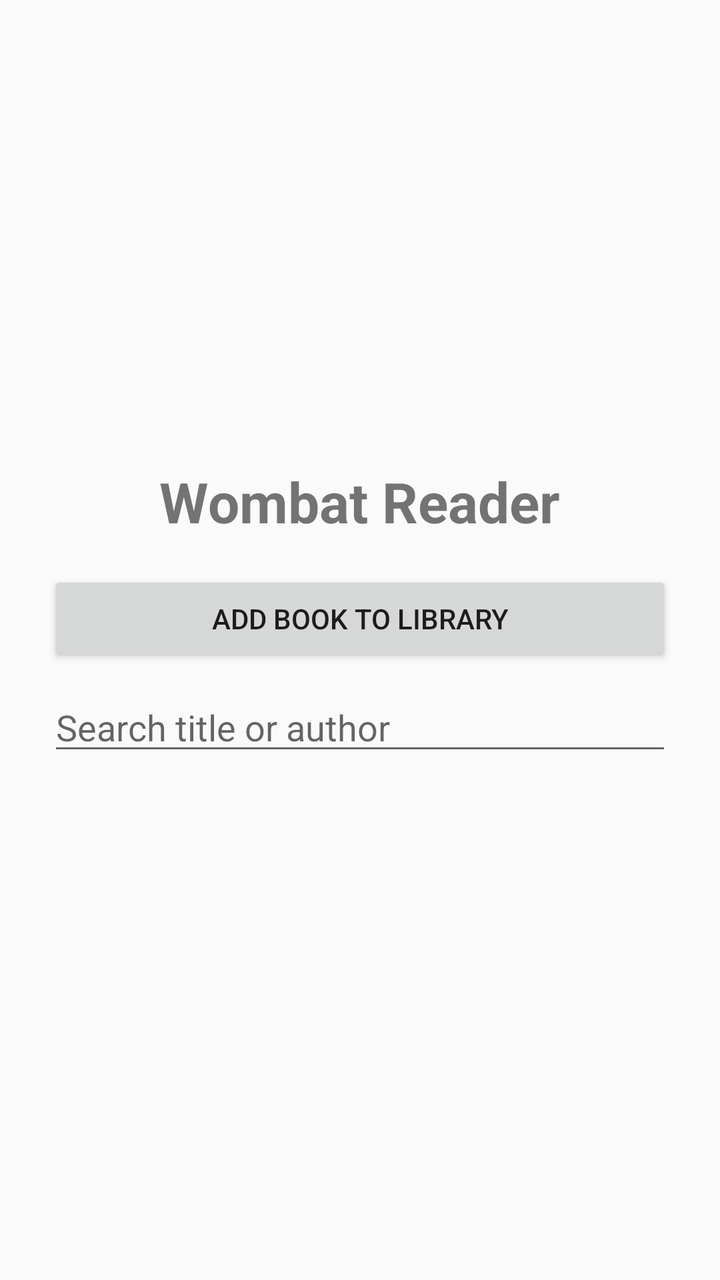
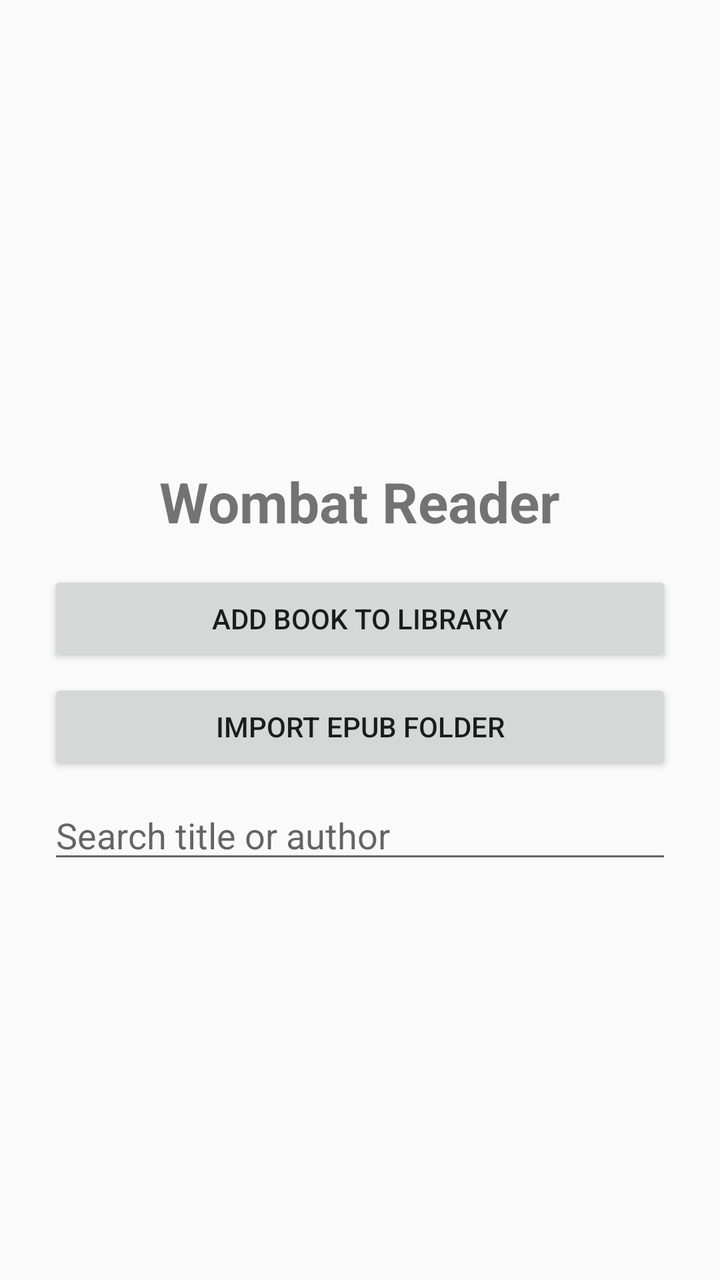

An Android layout rendered at two revisions. The XML below is the earlier revision; the diff shows what the commit changed to produce the second picture.
<!-- AndroidManifest.xml: application theme Theme.WombatReader -->
<!-- res/layout/activity_main.xml -->
<?xml version="1.0" encoding="utf-8"?>
<androidx.core.widget.NestedScrollView xmlns:android="http://schemas.android.com/apk/res/android"
    android:layout_width="match_parent" android:layout_height="match_parent" android:fillViewport="true">
    <LinearLayout android:layout_width="match_parent" android:layout_height="wrap_content" android:orientation="vertical" android:paddingBottom="16dp">
        <ImageView android:id="@+id/wombatReadingImage" android:layout_width="match_parent" android:layout_height="220dp" android:adjustViewBounds="true" android:contentDescription="Wombat relaxing in a chair and reading" android:scaleType="centerInside" android:src="@drawable/wombat_in_chair_reading" />
        <TextView android:layout_width="wrap_content" android:layout_height="wrap_content" android:layout_gravity="center_horizontal" android:layout_marginTop="12dp" android:text="Wombat Reader" android:textSize="28sp" android:textStyle="bold" />
        <Button android:id="@+id/openEpubButton" android:layout_width="match_parent" android:layout_height="wrap_content" android:layout_marginStart="24dp" android:layout_marginTop="16dp" android:layout_marginEnd="24dp" android:text="Add Book to Library" />
        <EditText android:id="@+id/librarySearch" android:layout_width="match_parent" android:layout_height="wrap_content" android:layout_marginStart="24dp" android:layout_marginTop="8dp" android:layout_marginEnd="24dp" android:hint="Search title or author" android:inputType="text" android:singleLine="true" />
        <androidx.recyclerview.widget.RecyclerView android:id="@+id/libraryBooks" android:layout_width="match_parent" android:layout_height="wrap_content" android:layout_marginTop="8dp" android:nestedScrollingEnabled="false" />
    </LinearLayout>
</androidx.core.widget.NestedScrollView>
<!-- resources referenced by this layout -->
<resources>
  <style name="Theme.WombatReader" parent="Theme.AppCompat.DayNight.NoActionBar" />
</resources>

<!-- the commit's change to res/layout/activity_main.xml (unified diff, before → after) -->
@@ -5,6 +5,8 @@
         <ImageView android:id="@+id/wombatReadingImage" android:layout_width="match_parent" android:layout_height="220dp" android:adjustViewBounds="true" android:contentDescription="Wombat relaxing in a chair and reading" android:scaleType="centerInside" android:src="@drawable/wombat_in_chair_reading" />
         <TextView android:layout_width="wrap_content" android:layout_height="wrap_content" android:layout_gravity="center_horizontal" android:layout_marginTop="12dp" android:text="Wombat Reader" android:textSize="28sp" android:textStyle="bold" />
         <Button android:id="@+id/openEpubButton" android:layout_width="match_parent" android:layout_height="wrap_content" android:layout_marginStart="24dp" android:layout_marginTop="16dp" android:layout_marginEnd="24dp" android:text="Add Book to Library" />
+        <Button android:id="@+id/importFolderButton" android:layout_width="match_parent" android:layout_height="wrap_content" android:layout_marginStart="24dp" android:layout_marginTop="6dp" android:layout_marginEnd="24dp" android:text="Import EPUB Folder" />
+        <TextView android:id="@+id/importProgress" android:layout_width="match_parent" android:layout_height="wrap_content" android:layout_marginStart="24dp" android:layout_marginTop="4dp" android:layout_marginEnd="24dp" android:visibility="gone" />
         <EditText android:id="@+id/librarySearch" android:layout_width="match_parent" android:layout_height="wrap_content" android:layout_marginStart="24dp" android:layout_marginTop="8dp" android:layout_marginEnd="24dp" android:hint="Search title or author" android:inputType="text" android:singleLine="true" />
         <androidx.recyclerview.widget.RecyclerView android:id="@+id/libraryBooks" android:layout_width="match_parent" android:layout_height="wrap_content" android:layout_marginTop="8dp" android:nestedScrollingEnabled="false" />
     </LinearLayout>
